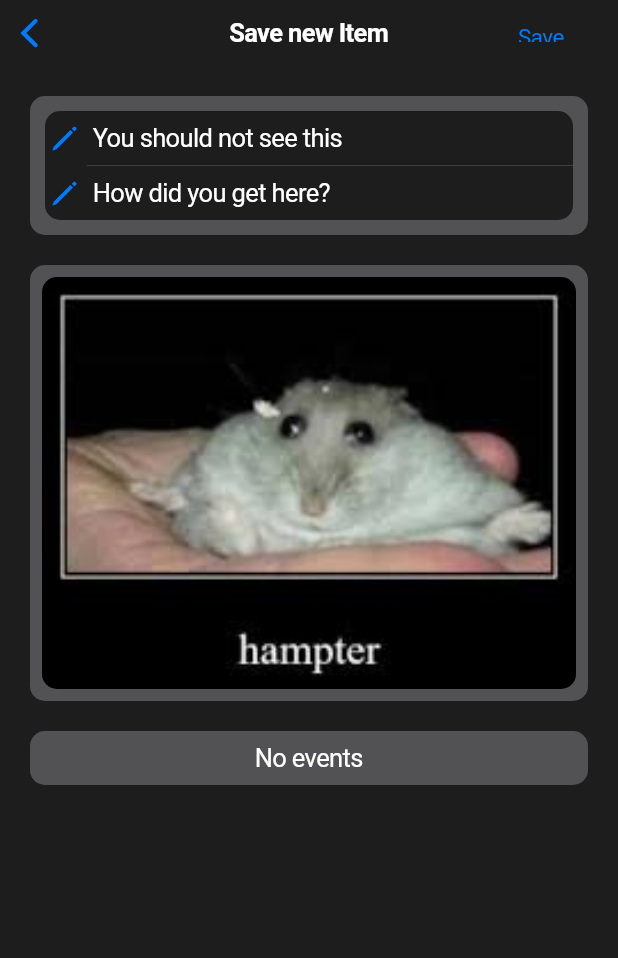
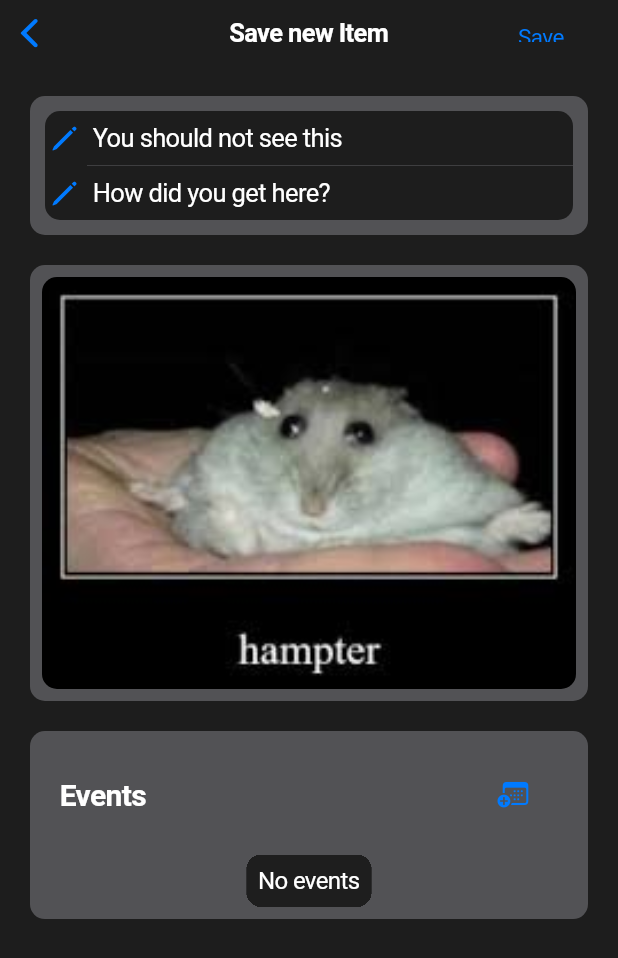
Before and after one commit to MA-SOSE2023/WallAt, a Flutter app: the SaveItemScreen screen opened directly with empty values, on a phone screen of 412 x 824 dp. Shown: the top 958 px of the screen. Run offline on Flutter 3.47's test engine with Material 2 defaults, Android fonts, the phone set to English and light mode, and no system bars; our stand-ins replace beamer, flutter_carousel_widget, flutter_riverpod, freezed_annotation, isar, photo_view and 1 more; missing offline and left inert: cunning_document_scanner, device_calendar, social_share; accounts and stored records are empty; generated files the repository leaves out were written again.

Commit message:
Fix colors in EventContainer

```diff
--- a/lib/common/custom_widgets/event_container.dart
+++ b/lib/common/custom_widgets/event_container.dart
@@ -1,3 +1,4 @@
+import 'package:gruppe4/common/theme/custom_theme_data.dart';
 import 'package:intl/intl.dart';
 import 'package:timezone/data/latest.dart' as tz;
 import 'package:flutter/cupertino.dart';
@@ -25,20 +26,41 @@ class EventsContainer extends ConsumerWidget {
     final SingleItemController controller = editable
         ? ref.watch(Providers.editSingleItemControllerProvider(id).notifier)
         : ref.watch(Providers.singleItemControllerProvider(id).notifier);
+    final CustomThemeData theme = ref.watch(Providers.themeControllerProvider);
+
+    Widget eventSection({required List<Widget> children}) =>
+        CupertinoListSection.insetGrouped(
+            margin: const EdgeInsets.all(8),
+            backgroundColor: Colors.transparent,
+            decoration: BoxDecoration(
+              color: theme.primaryColor,
+            ),
+            header: Row(
+                mainAxisAlignment: MainAxisAlignment.spaceBetween,
+                children: [
+                  const Text("Events"),
+                  if (editable) CalendarButton(id: id),
+                ]),
+            children: children);
+
     return FutureOptionListBuilder(
       future: item.then((item) => item.events),
+      empty: (emptyMessage) => eventSection(
+        children: [
+          Padding(
+            padding: const EdgeInsets.all(8.0),
+            child: Text(
+              emptyMessage,
+              style: TextStyle(
+                fontSize: 16,
+                color: theme.textColor,
+              ),
+            ),
+          )
+        ],
+      ),
       emptyMessage: 'No events',
-      success: (events) => CupertinoListSection.insetGrouped(
-        margin: const EdgeInsets.all(8),
-        backgroundColor: Colors.transparent,
-        decoration: BoxDecoration(
-            color: CupertinoDynamicColor.resolve(
-                CupertinoColors.systemBackground, context)),
-        header:
-            Row(mainAxisAlignment: MainAxisAlignment.spaceBetween, children: [
-          const Text("Events"),
-          if (editable) CalendarButton(id: id),
-        ]),
+      success: (events) => eventSection(
         children: events.map((itemEvent) {
           return CupertinoListTile(
             trailing: editable
--- a/lib/common/custom_widgets/futures/future_option_list_builder.dart
+++ b/lib/common/custom_widgets/futures/future_option_list_builder.dart
@@ -7,6 +7,7 @@ class FutureOptionListBuilder<T> extends StatelessWidget {
   const FutureOptionListBuilder({
     required Future<List<T>?> future,
     required Widget Function(List<T>) success,
+    this.empty,
     this.onNullMessage = 'No matching item was found.\nTry restarting the app.',
     this.emptyMessage = 'There are no entries yet.\nTry adding some items.',
     this.errorMessage =
@@ -18,6 +19,8 @@ class FutureOptionListBuilder<T> extends StatelessWidget {
 
   final Future<List<T>?> _future;
   final Widget Function(List<T>) _onSuccessBuilder;
+
+  final Widget Function(String)? empty;
 
   final String onNullMessage;
   final String emptyMessage;
@@ -37,7 +40,9 @@ class FutureOptionListBuilder<T> extends StatelessWidget {
         if (data == null) {
           return _centerAligned(child: Text(onNullMessage));
         } else if (data.isEmpty) {
-          return _centerAligned(child: Text(emptyMessage));
+          return empty == null
+              ? _centerAligned(child: Text(emptyMessage))
+              : empty!(emptyMessage);
         } else {
           return _onSuccessBuilder(data);
         }
--- a/lib/router/locations/global_location.dart
+++ b/lib/router/locations/global_location.dart
@@ -49,7 +49,7 @@ class GlobalLocation extends BeamLocation<BeamState> {
             title: 'Settings',
             type: BeamPageType.cupertino,
             popToNamed: prevNavBarLocation,
-            child: const SettingsPage(), // TODO: Settings Screen
+            child: const SettingsPage(),
           ),
         if (state.routeInformation.location == '/profiles')
           BeamPage(
```
